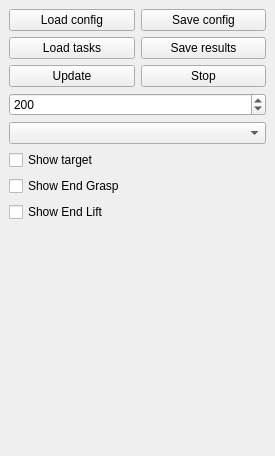
onier/RobWork, file RobWorkSim/example/SimTaskVisPlugin/SimTaskVisPlugin.ui: the form before one commit.
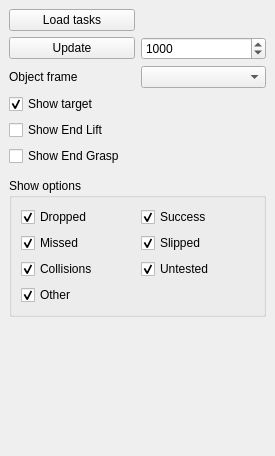
The form after the commit.

Diff of the .ui file:
```diff
--- a/RobWorkSim/example/SimTaskVisPlugin/SimTaskVisPlugin.ui
+++ b/RobWorkSim/example/SimTaskVisPlugin/SimTaskVisPlugin.ui
@@ -19,88 +19,156 @@
      <layout class="QVBoxLayout" name="verticalLayout">
       <item>
        <layout class="QGridLayout" name="gridLayout">
-        <item row="1" column="0">
+        <item row="0" column="0">
          <widget class="QPushButton" name="_loadTaskBtn">
           <property name="text">
            <string>Load tasks</string>
           </property>
          </widget>
         </item>
-        <item row="3" column="0">
+        <item row="2" column="0">
          <widget class="QPushButton" name="_updateBtn">
           <property name="text">
            <string>Update</string>
           </property>
          </widget>
         </item>
+        <item row="2" column="1">
+         <widget class="QSpinBox" name="_nrOfTargetSpin">
+          <property name="minimum">
+           <number>1</number>
+          </property>
+          <property name="maximum">
+           <number>1000000</number>
+          </property>
+          <property name="singleStep">
+           <number>10</number>
+          </property>
+          <property name="value">
+           <number>1000</number>
+          </property>
+         </widget>
+        </item>
         <item row="3" column="1">
-         <widget class="QPushButton" name="_stopBtn">
+         <widget class="QComboBox" name="_frameSelectBox"/>
+        </item>
+        <item row="3" column="0">
+         <widget class="QLabel" name="label">
           <property name="text">
-           <string>Stop</string>
+           <string>Object frame</string>
           </property>
          </widget>
         </item>
-        <item row="1" column="1">
-         <widget class="QPushButton" name="_saveResultBtn">
+       </layout>
+      </item>
+      <item>
+       <layout class="QGridLayout" name="gridLayout_2">
+        <property name="bottomMargin">
+         <number>6</number>
+        </property>
+        <item row="2" column="0">
+         <widget class="QCheckBox" name="_showEndGraspTargetBox">
           <property name="text">
-           <string>Save results</string>
+           <string>Show End Grasp</string>
+          </property>
+         </widget>
+        </item>
+        <item row="1" column="0">
+         <widget class="QCheckBox" name="_showEndLiftTargetBox">
+          <property name="text">
+           <string>Show End Lift</string>
           </property>
          </widget>
         </item>
         <item row="0" column="0">
-         <widget class="QPushButton" name="_loadConfigBtn">
+         <widget class="QCheckBox" name="_showTargetBox">
           <property name="text">
-           <string>Load config</string>
+           <string>Show target</string>
           </property>
-         </widget>
-        </item>
-        <item row="0" column="1">
-         <widget class="QPushButton" name="_saveConfigBtn">
-          <property name="text">
-           <string>Save config</string>
+          <property name="checked">
+           <bool>true</bool>
           </property>
          </widget>
         </item>
        </layout>
       </item>
       <item>
-       <widget class="QSpinBox" name="_nrOfTargetSpin">
-        <property name="minimum">
-         <number>1</number>
+       <widget class="QGroupBox" name="groupBox">
+        <property name="title">
+         <string>Show options</string>
         </property>
-        <property name="maximum">
-         <number>1000000</number>
-        </property>
-        <property name="singleStep">
-         <number>10</number>
-        </property>
-        <property name="value">
-         <number>200</number>
-        </property>
-       </widget>
-      </item>
-      <item>
-       <widget class="QComboBox" name="_frameSelectBox"/>
-      </item>
-      <item>
-       <widget class="QCheckBox" name="_showTargetBox">
-        <property name="text">
-         <string>Show target</string>
-        </property>
-       </widget>
-      </item>
-      <item>
-       <widget class="QCheckBox" name="_showEndGraspTargetBox">
-        <property name="text">
-         <string>Show End Grasp</string>
-        </property>
-       </widget>
-      </item>
-      <item>
-       <widget class="QCheckBox" name="_showEndLiftTargetBox">
-        <property name="text">
-         <string>Show End Lift</string>
-        </property>
+        <layout class="QGridLayout" name="gridLayout_3">
+         <item row="1" column="1">
+          <widget class="QCheckBox" name="_slippedBox">
+           <property name="text">
+            <string>Slipped</string>
+           </property>
+           <property name="checked">
+            <bool>true</bool>
+           </property>
+          </widget>
+         </item>
+         <item row="0" column="1">
+          <widget class="QCheckBox" name="_successBox">
+           <property name="text">
+            <string>Success</string>
+           </property>
+           <property name="checked">
+            <bool>true</bool>
+           </property>
+          </widget>
+         </item>
+         <item row="0" column="0">
+          <widget class="QCheckBox" name="_droppedBox">
+           <property name="text">
+            <string>Dropped</string>
+           </property>
+           <property name="checked">
+            <bool>true</bool>
+           </property>
+          </widget>
+         </item>
+         <item row="3" column="1">
+          <widget class="QCheckBox" name="_untestedBox">
+           <property name="text">
+            <string>Untested</string>
+           </property>
+           <property name="checked">
+            <bool>true</bool>
+           </property>
+          </widget>
+         </item>
+         <item row="1" column="0">
+          <widget class="QCheckBox" name="_missedBox">
+           <property name="text">
+            <string>Missed</string>
+           </property>
+           <property name="checked">
+            <bool>true</bool>
+           </property>
+          </widget>
+         </item>
+         <item row="4" column="0">
+          <widget class="QCheckBox" name="_otherBox">
+           <property name="text">
+            <string>Other</string>
+           </property>
+           <property name="checked">
+            <bool>true</bool>
+           </property>
+          </widget>
+         </item>
+         <item row="3" column="0">
+          <widget class="QCheckBox" name="_collisionsBox">
+           <property name="text">
+            <string>Collisions</string>
+           </property>
+           <property name="checked">
+            <bool>true</bool>
+           </property>
+          </widget>
+         </item>
+        </layout>
        </widget>
       </item>
       <item>
```
